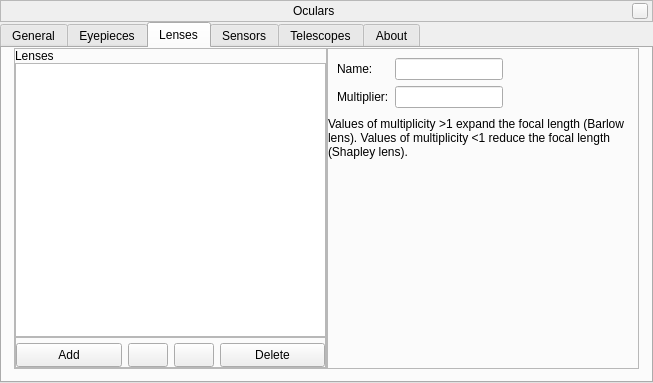
Above: plugins/Oculars/src/gui/ocularDialog.ui from 519984307/stellarium_src before the change. Below: the same form after it.
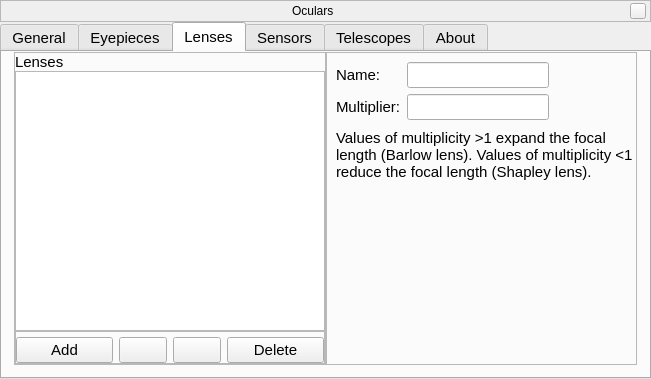
That is the form after the change. The open tabs and pages were chosen to show the change. Custom widgets are drawn as their Qt base class.

Commit message: updated default configuration option; updated Oculars GUI; translatable tooltips for buttons; fixed crash on non-OpenGL systems;

Diff of the .ui file:
```diff
--- a/plugins/Oculars/src/gui/ocularDialog.ui
+++ b/plugins/Oculars/src/gui/ocularDialog.ui
@@ -6,8 +6,8 @@
    <rect>
     <x>0</x>
     <y>0</y>
-    <width>653</width>
-    <height>383</height>
+    <width>651</width>
+    <height>379</height>
    </rect>
   </property>
   <property name="sizePolicy">
@@ -134,6 +134,11 @@
       </property>
       <item>
        <widget class="QTabWidget" name="Tabs">
+        <property name="font">
+         <font>
+          <pointsize>11</pointsize>
+         </font>
+        </property>
         <property name="currentIndex">
          <number>0</number>
         </property>
@@ -836,6 +841,9 @@
                <property name="wordWrap">
                 <bool>true</bool>
                </property>
+               <property name="indent">
+                <number>9</number>
+               </property>
               </widget>
              </item>
              <item>
```
The commit also changes 12 other files.
